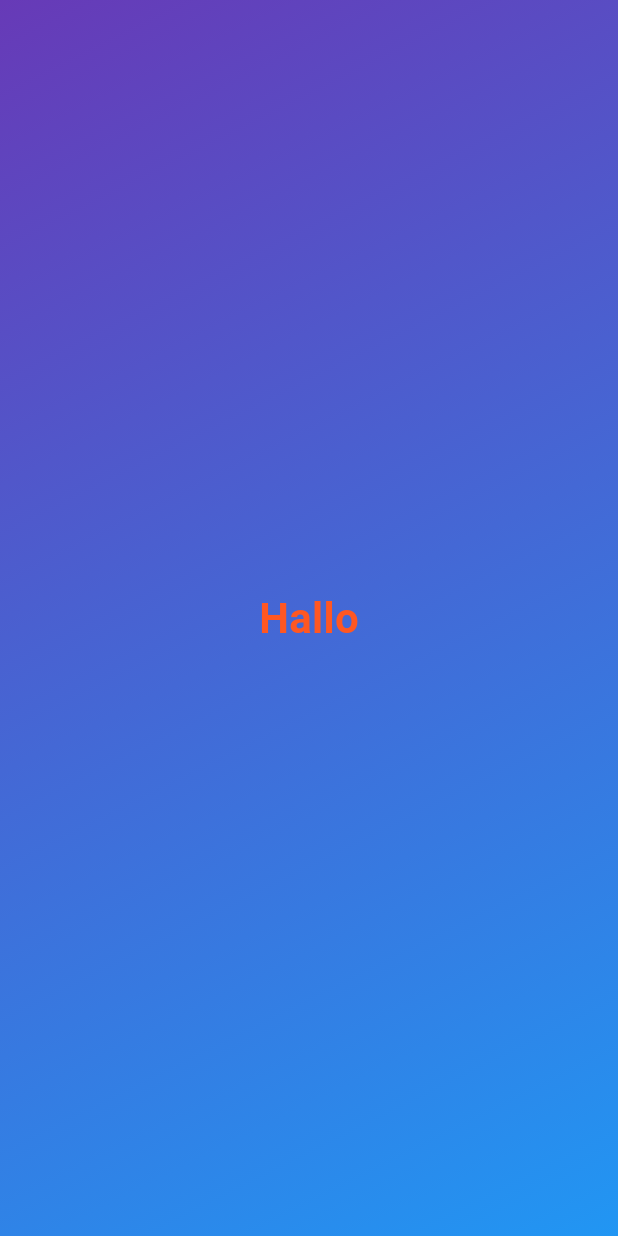
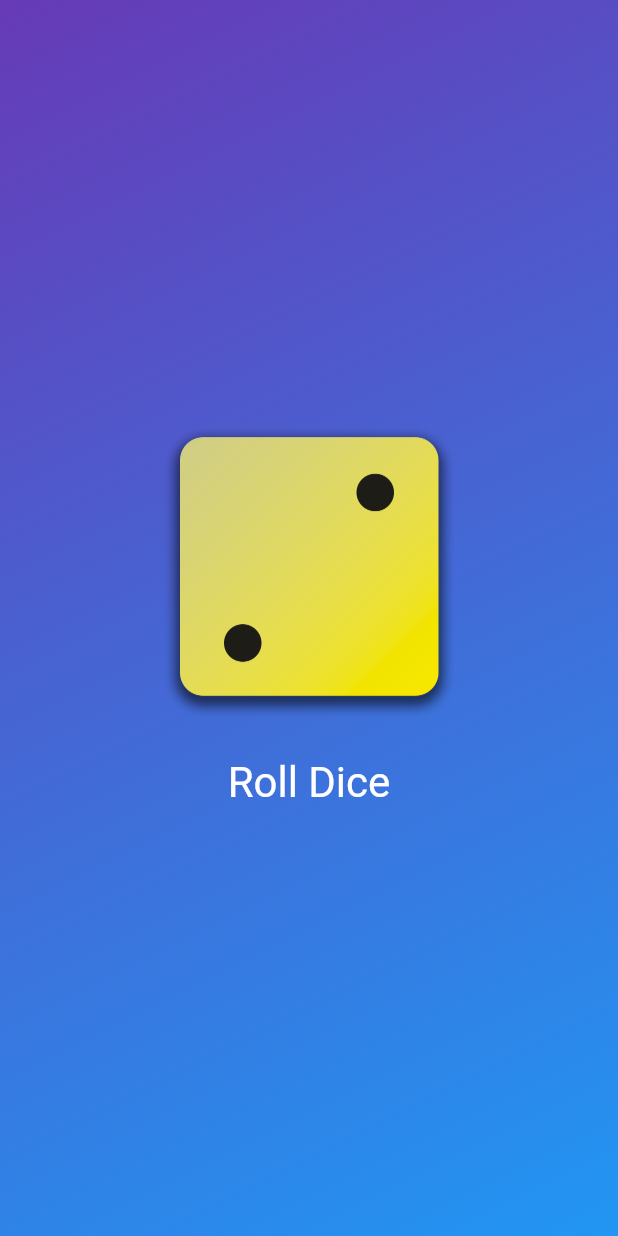
Before and after one commit to korayguenbal/roll_dice_app, a Flutter app: the screen it shows after launch, on a phone screen of 412 x 824 dp. Run offline on Flutter 3.47's test engine with Material 3 defaults, Android fonts, the phone set to English and light mode, and no system bars.

Commit message:
assets + button

```diff
--- a/lib/gradient_container.dart
+++ b/lib/gradient_container.dart
@@ -1,23 +1,44 @@
 import 'package:flutter/material.dart';
-import 'package:roll_dice_app/styled_text.dart';
 
 const startAlignement = AlignmentGeometry.topLeft;
 const endAlignement = AlignmentGeometry.bottomRight;
 
 class GradientContainer extends StatelessWidget {
-  const GradientContainer({super.key});
+  const GradientContainer({super.key, required this.colors});
+
+  final List<Color> colors;
+
+  void rollDice() {}
 
   @override
   Widget build(context) {
     return Container(
-      decoration: const BoxDecoration(
+      decoration: BoxDecoration(
         gradient: LinearGradient(
-          colors: [Colors.deepPurple, Colors.blue],
+          colors: colors,
           begin: startAlignement,
           end: endAlignement,
         ),
       ),
-      child: Center(child: StyledText("Hallo")),
+      child: Center(
+        child: Column(
+          mainAxisSize: MainAxisSize.min,
+          children: [
+            Image.asset("assets/images/dice-2.png", width: 200),
+            SizedBox(
+              height: 20,
+            ),
+            TextButton(
+              onPressed: rollDice,
+              style: TextButton.styleFrom(
+                foregroundColor: Colors.white,
+                textStyle: const TextStyle(fontSize: 28),
+              ),
+              child: Text("Roll Dice"),
+            ),
+          ],
+        ),
+      ),
     );
   }
 }
--- a/lib/main.dart
+++ b/lib/main.dart
@@ -5,7 +5,7 @@ void main() {
   runApp(
     const MaterialApp(
       home: Scaffold(
-        body: GradientContainer(),
+        body: GradientContainer(colors: [Colors.deepPurple, Colors.blue],),
       ),
     ),
   );
--- a/pubspec.yaml
+++ b/pubspec.yaml
@@ -58,9 +58,8 @@ flutter:
   uses-material-design: true
 
   # To add assets to your application, add an assets section, like this:
-  # assets:
-  #   - images/a_dot_burr.jpeg
-  #   - images/a_dot_ham.jpeg
+  assets:
+    - assets/images/
 
   # An image asset can refer to one or more resolution-specific "variants", see
   # https://flutter.dev/to/resolution-aware-images
```
Also changed, not shown: assets/images/dice-1.png (added), assets/images/dice-2.png (added), assets/images/dice-3.png (added), assets/images/dice-4.png (added), assets/images/dice-5.png (added), assets/images/dice-6.png (added).
